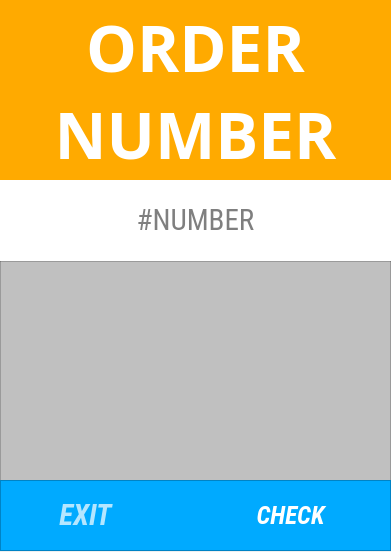
This is PythonApplication2/res/checkorder.ui in ioscarhunter/Project as Qt 5 draws it before an edit. The edited form follows.
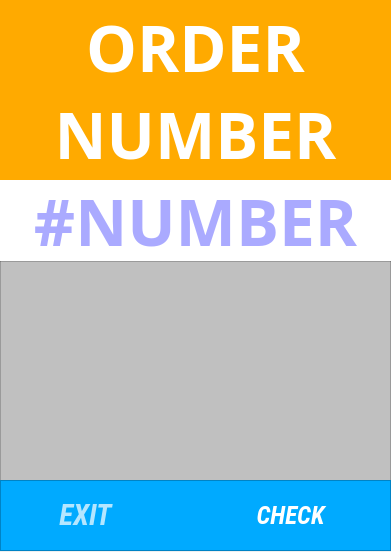
This is the edited form.

```diff
--- a/PythonApplication2/res/checkorder.ui
+++ b/PythonApplication2/res/checkorder.ui
@@ -10,10 +10,22 @@
     <height>552</height>
    </rect>
   </property>
+  <property name="sizePolicy">
+   <sizepolicy hsizetype="Fixed" vsizetype="Fixed">
+    <horstretch>0</horstretch>
+    <verstretch>0</verstretch>
+   </sizepolicy>
+  </property>
+  <property name="minimumSize">
+   <size>
+    <width>391</width>
+    <height>552</height>
+   </size>
+  </property>
   <property name="windowTitle">
    <string>Form</string>
   </property>
-  <widget class="QLabel" name="Number">
+  <widget class="QLabel" name="b">
    <property name="geometry">
     <rect>
      <x>0</x>
@@ -247,7 +259,7 @@
    <property name="frameShadow">
     <enum>QFrame::Raised</enum>
    </property>
-   <widget class="QPushButton" name="Exit_2">
+   <widget class="QPushButton" name="Back">
     <property name="enabled">
      <bool>true</bool>
     </property>
@@ -291,7 +303,7 @@
      <bool>true</bool>
     </property>
    </widget>
-   <widget class="QPushButton" name="Back_2">
+   <widget class="QPushButton" name="Next">
     <property name="geometry">
      <rect>
       <x>190</x>
@@ -783,7 +795,7 @@
     <enum>QFrame::Raised</enum>
    </property>
   </widget>
-  <widget class="QLineEdit" name="lEname">
+  <widget class="QLineEdit" name="Number">
    <property name="geometry">
     <rect>
      <x>0</x>
@@ -794,12 +806,15 @@
    </property>
    <property name="font">
     <font>
-     <family>Roboto Condensed</family>
-     <pointsize>22</pointsize>
+     <family>Myriad Pro Cond</family>
+     <pointsize>48</pointsize>
+     <weight>75</weight>
+     <bold>true</bold>
     </font>
    </property>
    <property name="styleSheet">
-    <string notr="true">background-color: rgb(255, 255, 255);</string>
+    <string notr="true">background-color: rgb(255, 255, 255);
+color: rgb(85, 85, 255);</string>
    </property>
    <property name="inputMask">
     <string/>
@@ -824,11 +839,11 @@
    </property>
   </widget>
   <zorder>frame</zorder>
-  <zorder>Number</zorder>
+  <zorder>b</zorder>
   <zorder>frame_2</zorder>
   <zorder>Logo</zorder>
   <zorder>status</zorder>
-  <zorder>lEname</zorder>
+  <zorder>Number</zorder>
  </widget>
  <resources/>
  <connections/>
```
